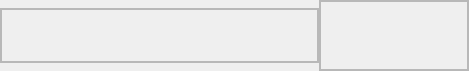
Qt form appli/grapher/ud/wgToolsTab.ui (snaress/studio) before a commit.
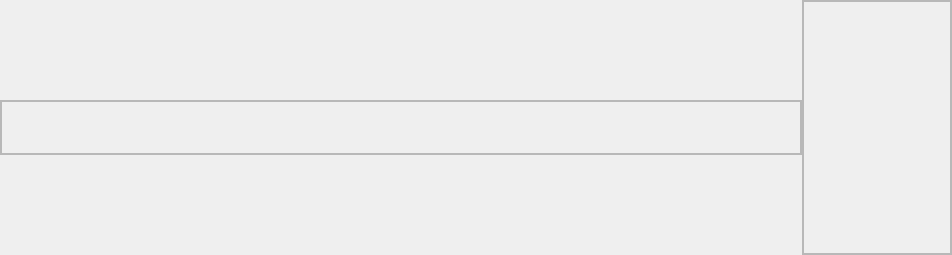
The same form after that commit.

What changed in the file:
```diff
--- a/appli/grapher/ud/wgToolsTab.ui
+++ b/appli/grapher/ud/wgToolsTab.ui
@@ -6,8 +6,8 @@
    <rect>
     <x>0</x>
     <y>0</y>
-    <width>469</width>
-    <height>71</height>
+    <width>952</width>
+    <height>255</height>
    </rect>
   </property>
   <property name="windowTitle">
@@ -42,7 +42,7 @@
        <rect>
         <x>0</x>
         <y>0</y>
-        <width>317</width>
+        <width>800</width>
         <height>53</height>
        </rect>
       </property>
@@ -108,7 +108,7 @@
         <x>0</x>
         <y>0</y>
         <width>148</width>
-        <height>69</height>
+        <height>253</height>
        </rect>
       </property>
       <layout class="QGridLayout" name="gridLayout_3">
```
